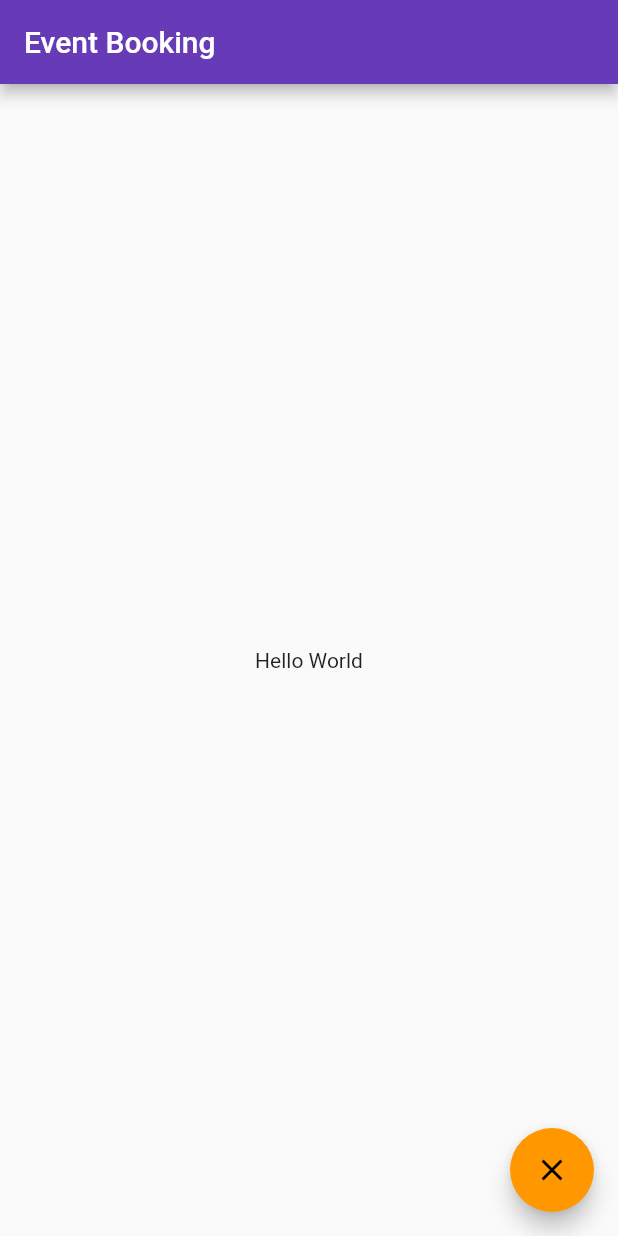
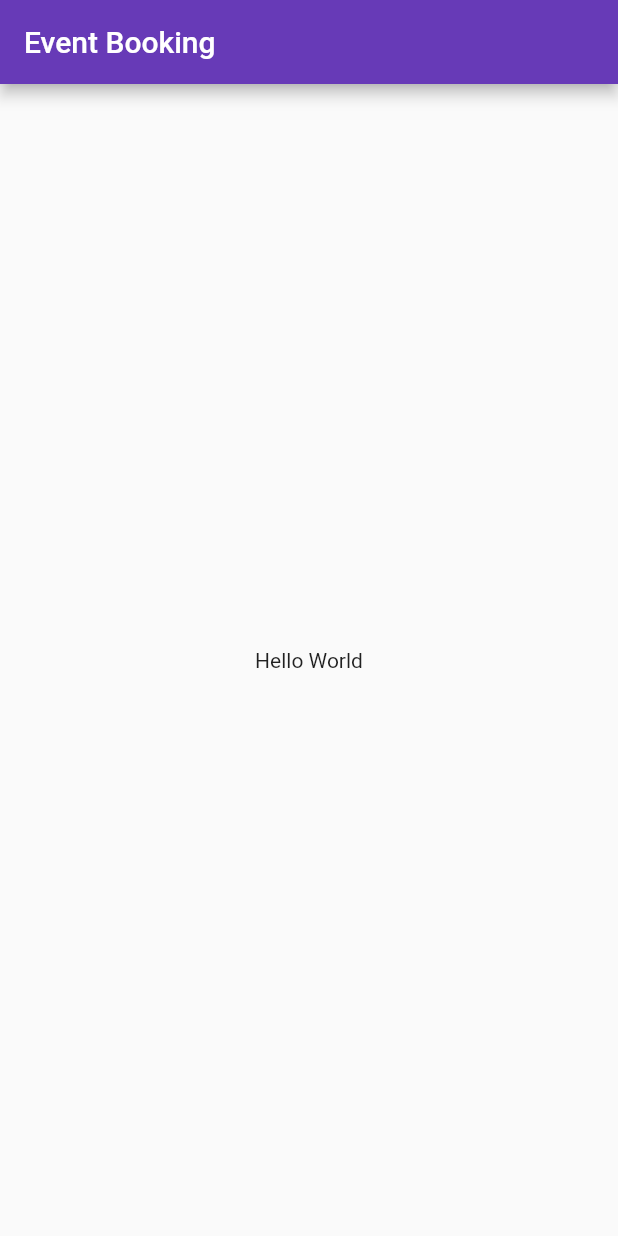
Before and after one commit to MahdiArabpour/event_booking_frontend, a Flutter app: the DashboardPage screen opened directly, on a phone screen of 412 x 824 dp. Run offline on Flutter 3.47's test engine with Material 2 defaults, Android fonts, the phone set to English and light mode, and no system bars; our stand-ins replace built_collection, built_value, equatable, flutter_login, get_it; generated files the repository leaves out were written again.

```diff
--- a/lib/service_locator.dart
+++ b/lib/service_locator.dart
@@ -8,10 +8,12 @@ import './src/data/usecases/signup.dart';
 
 GetIt locator = GetIt.instance;
 
+const graphqlServerUrl = 'https://event-booking-graphql.herokuapp.com/graphql';
+
 void setupLocator() {
   locator.registerFactory(() => User());
   locator.registerFactory(() => Event());
-  locator.registerLazySingleton(() => GraphQlImpl(client: locator()));
+  locator.registerLazySingleton(() => GraphQlImpl(client: locator(), url: graphqlServerUrl));
   locator.registerLazySingleton(() => http.Client());
   locator.registerLazySingleton(() => SignUp(graphQl: locator<GraphQlImpl>()));
 }
--- a/lib/src/data/datasources/graphql.dart
+++ b/lib/src/data/datasources/graphql.dart
@@ -13,13 +13,13 @@ abstract class GraphQl {
   Future<Map<String,dynamic>> send(String body, {String token = ''});
 }
 
-const url = 'http://192.168.43.231:3000/graphql';
-
 class GraphQlImpl implements GraphQl{
   final http.Client client;
+  final String url;
 
   GraphQlImpl({
     @required this.client,
+    @required this.url,
   });
 
   @override
--- a/lib/src/ui/pages/dashboard-page.dart
+++ b/lib/src/ui/pages/dashboard-page.dart
@@ -12,12 +12,6 @@ class DashboardPage extends StatelessWidget {
         child: Container(child: Text(
            'Hello World')),
       ),
-      floatingActionButton: FloatingActionButton(
-        onPressed: () {},
-        child: Icon(Icons.clear), //Change Icon
-      ),
-      floatingActionButtonLocation: FloatingActionButtonLocation
-          .endFloat, //Change for different locations
     );
   }
 }
```
Also changed, not shown: 1 other file.
